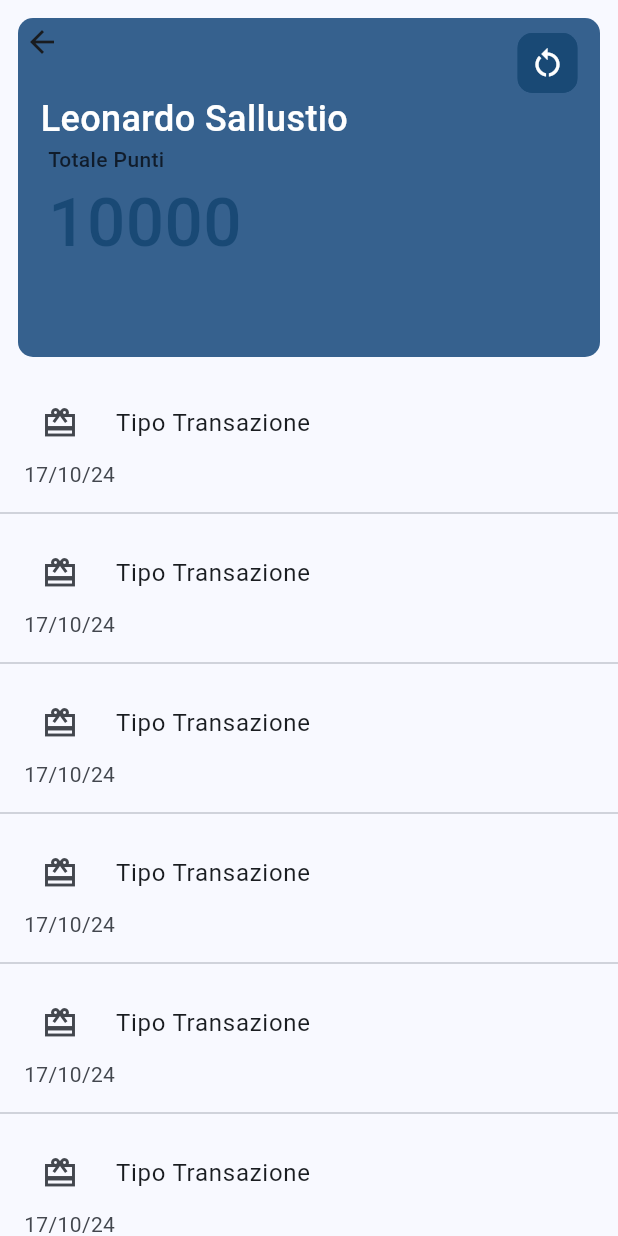
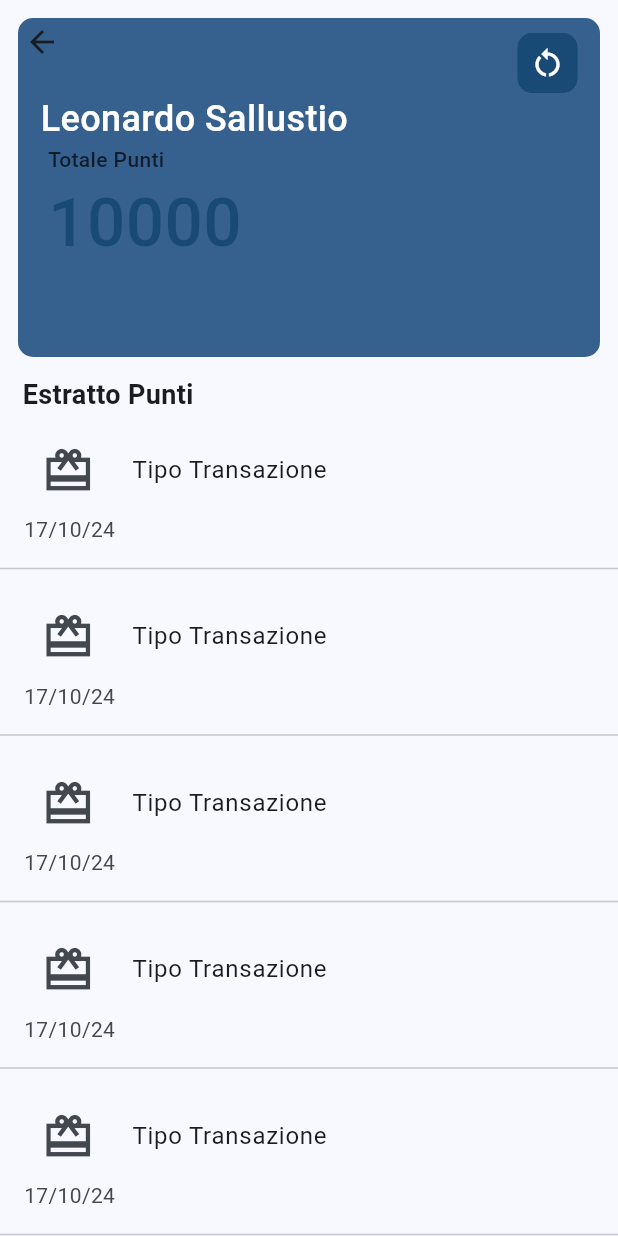
Before and after one commit to LeoSallu/bloc_loyalty, a Flutter app: the CardView screen opened directly, on a phone screen of 412 x 824 dp. Run offline on Flutter 3.47's test engine with Material 3 defaults, Android fonts, the phone set to English and light mode, and no system bars; our stand-ins replace barcode_widget, equatable, flutter_bloc, flutter_secure_storage, formz; missing offline and left inert: flutter_cached_pdfview; accounts and stored records are empty; statements that could not run were skipped.

Commit message:
:art: improve: minor ui improvments

```diff
--- a/lib/card/view/card_view.dart
+++ b/lib/card/view/card_view.dart
@@ -35,22 +35,44 @@ class _CardViewState extends State<CardView> {
                   background: FidelityCard(),
                 ),
               ),
+              const SliverToBoxAdapter(
+                child: Padding(
+                  padding: EdgeInsets.only(left: 15),
+                  child: Text(
+                    'Estratto Punti',
+                    textAlign: TextAlign.left,
+                    style: TextStyle(
+                      fontSize: 18,
+                      fontWeight: FontWeight.w700,
+                    ),
+                  ),
+                ),
+              ),
               SliverList(
                 delegate: SliverChildBuilderDelegate(
                   (BuildContext context, int index) {
                     return Column(
                       children: [
                         ListTile(
-                          title: const Padding(
-                            padding: EdgeInsets.all(12),
+                          title: Padding(
+                            padding: const EdgeInsets.all(12),
                             child: Row(
                               mainAxisAlignment: MainAxisAlignment.start,
                               children: [
-                                Icon(
+                                const Icon(
                                   Icons.card_giftcard_sharp,
+                                  size: 35,
                                 ),
-                                SizedBox(width: 25),
-                                Text('Tipo Transazione'),
+                                const SizedBox(width: 25),
+                                Text(
+                                  'Tipo Transazione',
+                                  style: TextStyle(
+                                    fontSize: Theme.of(context)
+                                        .textTheme
+                                        .bodyLarge
+                                        ?.fontSize,
+                                  ),
+                                ),
                               ],
                             ),
                           ),
--- a/lib/config/theme.dart
+++ b/lib/config/theme.dart
@@ -1,7 +1,12 @@
 import 'package:flutter/material.dart';
+import 'package:flutter/services.dart';
 
 final ThemeData theme = ThemeData.from(
   colorScheme: ColorScheme.fromSeed(
     seedColor: Colors.blue,
   ),
+).copyWith(
+  appBarTheme: const AppBarTheme(
+    systemOverlayStyle: SystemUiOverlayStyle.dark,
+  ),
 );
--- a/lib/login/view/login_form.dart
+++ b/lib/login/view/login_form.dart
@@ -28,6 +28,8 @@ class LoginForm extends StatelessWidget {
             });
         }
       },
+      child: SingleChildScrollView(
+        physics: const NeverScrollableScrollPhysics(),
         child: Container(
           padding: const EdgeInsets.symmetric(horizontal: 10),
           color: Colors.white,
@@ -65,6 +67,7 @@ class LoginForm extends StatelessWidget {
             ],
           ),
         ),
+      ),
     );
   }
 }
@@ -81,6 +84,8 @@ class _EmailInput extends StatelessWidget {
       onChanged: (email) {
         context.read<LoginBloc>().add(LoginEmailChanged(email));
       },
+      keyboardType: TextInputType.emailAddress,
+      textCapitalization: TextCapitalization.none,
       decoration: InputDecoration(
         labelText: 'Email',
         labelStyle: TextStyle(
--- a/lib/login/view/login_page.dart
+++ b/lib/login/view/login_page.dart
@@ -2,6 +2,7 @@ import 'package:authentication_repository/authentication_repository.dart';
 import 'package:bloc_loyalty/login/login.dart';
 import 'package:bloc_loyalty/login/view/login_form.dart';
 import 'package:flutter/material.dart';
+import 'package:flutter/services.dart';
 import 'package:flutter_bloc/flutter_bloc.dart';
 
 class LoginPage extends StatelessWidget {
@@ -14,6 +15,9 @@ class LoginPage extends StatelessWidget {
   @override
   Widget build(BuildContext context) {
     return Scaffold(
+      appBar: AppBar(
+        systemOverlayStyle: SystemUiOverlayStyle.dark,
+      ),
       body: BlocProvider(
         create: (context) => LoginBloc(
           authenticationRepository: context.read<AuthenticationRepository>(),
```
Also changed, not shown: lib/profile/view/profile_view.dart (+10 -5 lines), lib/ui/components/custom_pdf_viewer.dart (added, +30 -0 lines). Lines whose indentation alone changed are shown as unchanged.
